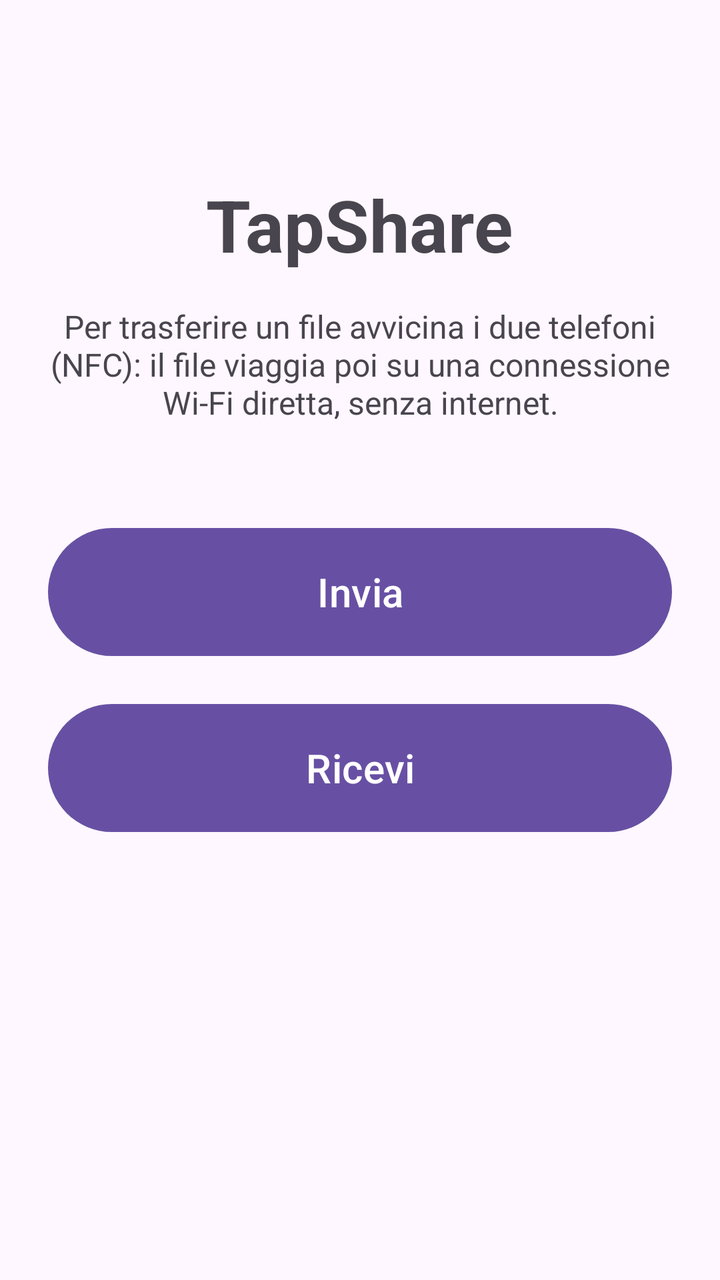
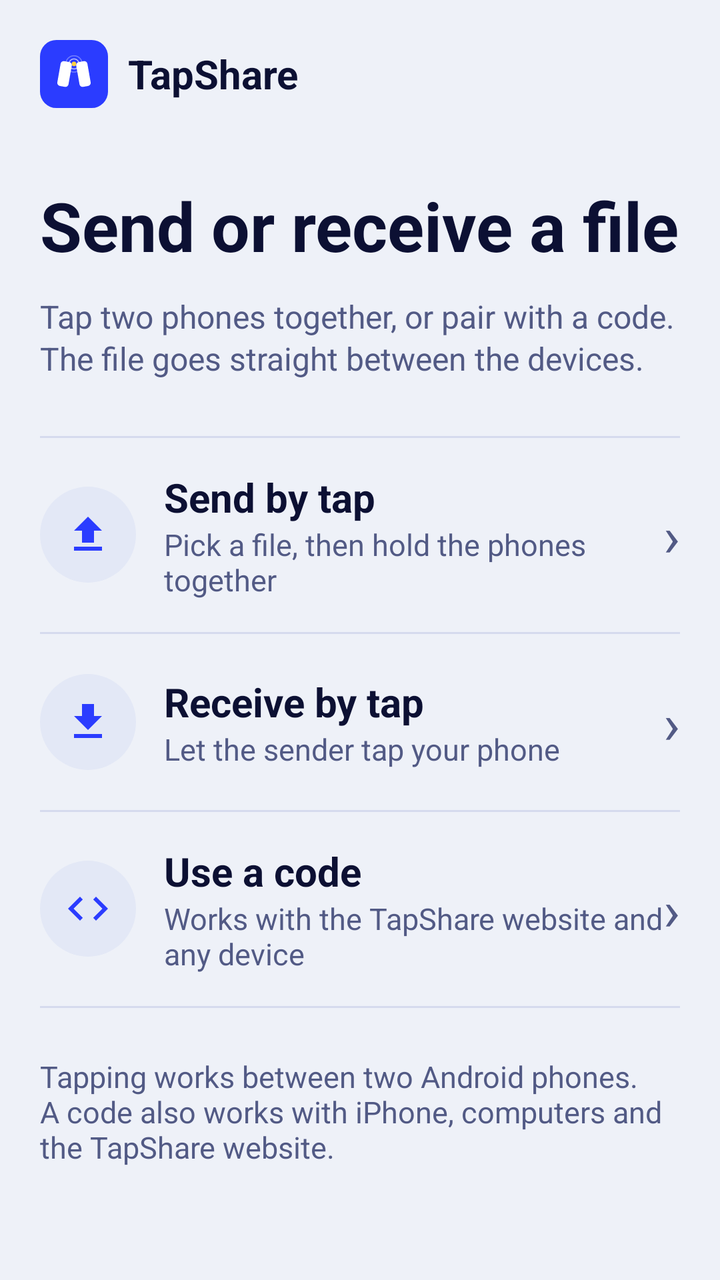

The first picture is an Android layout as it rendered before a commit; the second is the same layout after the commit. The layout source and the unified diff follow.
<!-- AndroidManifest.xml: application theme Theme.TapShare -->
<!-- res/layout/activity_main.xml -->
<?xml version="1.0" encoding="utf-8"?>
<FrameLayout xmlns:android="http://schemas.android.com/apk/res/android"
    android:layout_width="match_parent"
    android:layout_height="match_parent"
    android:fitsSystemWindows="true">

    <LinearLayout
        android:layout_width="match_parent"
        android:layout_height="match_parent"
        android:gravity="center_horizontal"
        android:orientation="vertical"
        android:padding="24dp">

        <TextView
            android:layout_width="wrap_content"
            android:layout_height="wrap_content"
            android:layout_marginTop="64dp"
            android:text="@string/app_name"
            android:textSize="36sp"
            android:textStyle="bold" />

        <TextView
            android:layout_width="match_parent"
            android:layout_height="wrap_content"
            android:layout_marginTop="16dp"
            android:gravity="center"
            android:text="@string/main_hint"
            android:textSize="16sp" />

        <Button
            android:id="@+id/btnSend"
            android:layout_width="match_parent"
            android:layout_height="72dp"
            android:layout_marginTop="48dp"
            android:text="@string/btn_send"
            android:textSize="20sp" />

        <Button
            android:id="@+id/btnReceive"
            android:layout_width="match_parent"
            android:layout_height="72dp"
            android:layout_marginTop="16dp"
            android:text="@string/btn_receive"
            android:textSize="20sp" />
    </LinearLayout>
</FrameLayout>
<!-- resources referenced by this layout -->
<resources>
  <string name="btn_receive">Ricevi</string>
  <string name="btn_send">Invia</string>
  <string name="main_hint">Per trasferire un file avvicina i due telefoni (NFC): il file viaggia poi su una connessione Wi-Fi diretta, senza internet.</string>
  <style name="Theme.TapShare" parent="Theme.Material3.DayNight.NoActionBar" />
  <!-- unchanged entries left out for length: 1 -->
</resources>

<!-- the commit's change to res/layout/activity_main.xml (unified diff, before → after) -->
@@ -1,46 +1,263 @@
 <?xml version="1.0" encoding="utf-8"?>
-<FrameLayout xmlns:android="http://schemas.android.com/apk/res/android"
+<ScrollView xmlns:android="http://schemas.android.com/apk/res/android"
     android:layout_width="match_parent"
     android:layout_height="match_parent"
+    android:fillViewport="true"
     android:fitsSystemWindows="true">
 
     <LinearLayout
         android:layout_width="match_parent"
-        android:layout_height="match_parent"
-        android:gravity="center_horizontal"
+        android:layout_height="wrap_content"
         android:orientation="vertical"
-        android:padding="24dp">
+        android:padding="20dp">
+
+        <LinearLayout
+            android:layout_width="match_parent"
+            android:layout_height="wrap_content"
+            android:gravity="center_vertical"
+            android:orientation="horizontal">
+
+            <ImageView
+                android:layout_width="34dp"
+                android:layout_height="34dp"
+                android:importantForAccessibility="no"
+                android:src="@drawable/ic_logo" />
+
+            <TextView
+                android:layout_width="wrap_content"
+                android:layout_height="wrap_content"
+                android:layout_marginStart="10dp"
+                android:text="@string/app_name"
+                android:textColor="@color/ink"
+                android:textSize="20sp"
+                android:textStyle="bold" />
+        </LinearLayout>
 
         <TextView
-            android:layout_width="wrap_content"
-            android:layout_height="wrap_content"
-            android:layout_marginTop="64dp"
-            android:text="@string/app_name"
-            android:textSize="36sp"
+            android:layout_width="match_parent"
+            android:layout_height="wrap_content"
+            android:layout_marginTop="36dp"
+            android:text="@string/main_title"
+            android:textColor="@color/ink"
+            android:textSize="34sp"
             android:textStyle="bold" />
 
         <TextView
             android:layout_width="match_parent"
             android:layout_height="wrap_content"
-            android:layout_marginTop="16dp"
-            android:gravity="center"
+            android:layout_marginTop="12dp"
+            android:lineSpacingMultiplier="1.1"
             android:text="@string/main_hint"
+            android:textColor="@color/muted"
             android:textSize="16sp" />
 
-        <Button
-            android:id="@+id/btnSend"
-            android:layout_width="match_parent"
-            android:layout_height="72dp"
-            android:layout_marginTop="48dp"
-            android:text="@string/btn_send"
-            android:textSize="20sp" />
-
-        <Button
-            android:id="@+id/btnReceive"
-            android:layout_width="match_parent"
-            android:layout_height="72dp"
-            android:layout_marginTop="16dp"
-            android:text="@string/btn_receive"
-            android:textSize="20sp" />
+        <LinearLayout
+            android:layout_width="match_parent"
+            android:layout_height="wrap_content"
+            android:layout_marginTop="28dp"
+            android:orientation="vertical">
+
+            <View
+                android:layout_width="match_parent"
+                android:layout_height="1dp"
+                android:background="@color/line" />
+
+            <LinearLayout
+                android:id="@+id/rowSend"
+                android:layout_width="match_parent"
+                android:layout_height="wrap_content"
+                android:background="?attr/selectableItemBackground"
+                android:clickable="true"
+                android:focusable="true"
+                android:gravity="center_vertical"
+                android:minHeight="88dp"
+                android:orientation="horizontal"
+                android:paddingVertical="16dp">
+
+                <FrameLayout
+                    android:layout_width="48dp"
+                    android:layout_height="48dp"
+                    android:layout_marginEnd="14dp"
+                    android:background="@drawable/bg_icon_circle">
+
+                    <ImageView
+                        android:layout_width="24dp"
+                        android:layout_height="24dp"
+                        android:layout_gravity="center"
+                        android:importantForAccessibility="no"
+                        android:src="@drawable/ic_upload"
+                        android:tint="@color/primary" />
+                </FrameLayout>
+
+                <LinearLayout
+                    android:layout_width="0dp"
+                    android:layout_height="wrap_content"
+                    android:layout_weight="1"
+                    android:orientation="vertical">
+
+                    <TextView
+                        android:layout_width="wrap_content"
+                        android:layout_height="wrap_content"
+                        android:text="@string/row_send"
+                        android:textColor="@color/ink"
+                        android:textSize="20sp"
+                        android:textStyle="bold" />
+
+                    <TextView
+                        android:layout_width="wrap_content"
+                        android:layout_height="wrap_content"
+                        android:text="@string/row_send_desc"
+                        android:textColor="@color/muted"
+                        android:textSize="15sp" />
+                </LinearLayout>
+
+                <TextView
+                    android:layout_width="wrap_content"
+                    android:layout_height="wrap_content"
+                    android:importantForAccessibility="no"
+                    android:text="›"
+                    android:textColor="@color/muted"
+                    android:textSize="28sp" />
+            </LinearLayout>
+
+            <View
+                android:layout_width="match_parent"
+                android:layout_height="1dp"
+                android:background="@color/line" />
+
+            <LinearLayout
+                android:id="@+id/rowReceive"
+                android:layout_width="match_parent"
+                android:layout_height="wrap_content"
+                android:background="?attr/selectableItemBackground"
+                android:clickable="true"
+                android:focusable="true"
+                android:gravity="center_vertical"
+                android:minHeight="88dp"
+                android:orientation="horizontal"
+                android:paddingVertical="16dp">
+
+                <FrameLayout
+                    android:layout_width="48dp"
+                    android:layout_height="48dp"
+                    android:layout_marginEnd="14dp"
+                    android:background="@drawable/bg_icon_circle">
+
+                    <ImageView
+                        android:layout_width="24dp"
+                        android:layout_height="24dp"
+                        android:layout_gravity="center"
+                        android:importantForAccessibility="no"
+                        android:src="@drawable/ic_download"
+                        android:tint="@color/primary" />
+                </FrameLayout>
+
+                <LinearLayout
+                    android:layout_width="0dp"
+                    android:layout_height="wrap_content"
+                    android:layout_weight="1"
+                    android:orientation="vertical">
+
+                    <TextView
+                        android:layout_width="wrap_content"
+                        android:layout_height="wrap_content"
+                        android:text="@string/row_receive"
+                        android:textColor="@color/ink"
+                        android:textSize="20sp"
+                        android:textStyle="bold" />
+
+                    <TextView
+                        android:layout_width="wrap_content"
+                        android:layout_height="wrap_content"
+                        android:text="@string/row_receive_desc"
+                        android:textColor="@color/muted"
+                        android:textSize="15sp" />
+                </LinearLayout>
+
+                <TextView
+                    android:layout_width="wrap_content"
+                    android:layout_height="wrap_content"
+                    android:importantForAccessibility="no"
+                    android:text="›"
+                    android:textColor="@color/muted"
+                    android:textSize="28sp" />
+            </LinearLayout>
+
+            <View
+                android:layout_width="match_parent"
+                android:layout_height="1dp"
+                android:background="@color/line" />
+
+            <LinearLayout
+                android:id="@+id/rowWeb"
+                android:layout_width="match_parent"
+                android:layout_height="wrap_content"
+                android:background="?attr/selectableItemBackground"
+                android:clickable="true"
+                android:focusable="true"
+                android:gravity="center_vertical"
+                android:minHeight="88dp"
+                android:orientation="horizontal"
+                android:paddingVertical="16dp">
+
+                <FrameLayout
+                    android:layout_width="48dp"
+                    android:layout_height="48dp"
+                    android:layout_marginEnd="14dp"
+                    android:background="@drawable/bg_icon_circle">
+
+                    <ImageView
+                        android:layout_width="24dp"
+                        android:layout_height="24dp"
+                        android:layout_gravity="center"
+                        android:importantForAccessibility="no"
+                        android:src="@drawable/ic_code"
+                        android:tint="@color/primary" />
+                </FrameLayout>
+
+                <LinearLayout
+                    android:layout_width="0dp"
+                    android:layout_height="wrap_content"
+                    android:layout_weight="1"
+                    android:orientation="vertical">
+
+                    <TextView
+                        android:layout_width="wrap_content"
+                        android:layout_height="wrap_content"
+                        android:text="@string/row_web"
+                        android:textColor="@color/ink"
+                        android:textSize="20sp"
+                        android:textStyle="bold" />
+
+                    <TextView
+                        android:layout_width="wrap_content"
+                        android:layout_height="wrap_content"
+                        android:text="@string/row_web_desc"
+                        android:textColor="@color/muted"
+                        android:textSize="15sp" />
+                </LinearLayout>
+
+                <TextView
+                    android:layout_width="wrap_content"
+                    android:layout_height="wrap_content"
+                    android:importantForAccessibility="no"
+                    android:text="›"
+                    android:textColor="@color/muted"
+                    android:textSize="28sp" />
+            </LinearLayout>
+
+            <View
+                android:layout_width="match_parent"
+                android:layout_height="1dp"
+                android:background="@color/line" />
+        </LinearLayout>
+
+        <TextView
+            android:layout_width="match_parent"
+            android:layout_height="wrap_content"
+            android:layout_marginTop="24dp"
+            android:text="@string/main_note"
+            android:textColor="@color/muted"
+            android:textSize="15sp" />
     </LinearLayout>
-</FrameLayout>
+</ScrollView>
<!-- resource entries referenced after the edit -->
@@ -1,9 +1,129 @@
 <!-- resources referenced by this layout -->
 <resources>
-  <string name="btn_receive">Ricevi</string>
-  <string name="btn_send">Invia</string>
-  <string name="main_hint">Per trasferire un file avvicina i due telefoni (NFC): il file viaggia poi su una connessione Wi-Fi diretta, senza internet.</string>
-  <style name="Theme.TapShare" parent="Theme.Material3.DayNight.NoActionBar" />
+  <color name="ink">#0C1033</color>
+  <color name="line">#D5DAEE</color>
+  <color name="muted">#525A85</color>
+  <color name="primary">#2B3CFF</color>
+  <!-- drawable bg_icon_circle (drawable) -->
+  <?xml version="1.0" encoding="utf-8"?>
+  <shape xmlns:android="http://schemas.android.com/apk/res/android" android:shape="oval">
+      <solid android:color="@color/surface2" />
+  </shape>
+  <!-- drawable ic_code (drawable) -->
+  <?xml version="1.0" encoding="utf-8"?>
+  <vector xmlns:android="http://schemas.android.com/apk/res/android"
+      android:width="24dp"
+      android:height="24dp"
+      android:viewportWidth="24"
+      android:viewportHeight="24">
+      <path
+          android:fillColor="#FF000000"
+          android:pathData="M9.4,16.6L4.8,12l4.6,-4.6L8,6l-6,6 6,6 1.4,-1.4zM14.6,16.6l4.6,-4.6 -4.6,-4.6L16,6l6,6 -6,6 -1.4,-1.4z" />
+  </vector>
+  <!-- drawable ic_download (drawable) -->
+  <?xml version="1.0" encoding="utf-8"?>
+  <vector xmlns:android="http://schemas.android.com/apk/res/android"
+      android:width="24dp"
+      android:height="24dp"
+      android:viewportWidth="24"
+      android:viewportHeight="24">
+      <path
+          android:fillColor="#FF000000"
+          android:pathData="M5,20h14v-2H5v2zM19,9h-4V3H9v6H5l7,7 7,-7z" />
+  </vector>
+  <!-- drawable ic_logo (drawable) -->
+  <?xml version="1.0" encoding="utf-8"?>
+  <vector xmlns:android="http://schemas.android.com/apk/res/android"
+      android:width="108dp"
+      android:height="108dp"
+      android:viewportWidth="108"
+      android:viewportHeight="108">
+      <path
+          android:fillColor="#2B3CFF"
+          android:pathData="M26,0h56a26,26 0 0 1 26,26v56a26,26 0 0 1 -26,26h-56a26,26 0 0 1 -26,-26v-56a26,26 0 0 1 26,-26z" />
+      <group
+          android:pivotX="39"
+          android:pivotY="54"
+          android:rotation="10">
+          <path
+              android:fillColor="#FFFFFF"
+              android:pathData="M35,34h8a5,5 0 0 1 5,5v30a5,5 0 0 1 -5,5h-8a5,5 0 0 1 -5,-5v-30a5,5 0 0 1 5,-5z" />
+      </group>
+      <group
+          android:pivotX="69"
+          android:pivotY="54"
+          android:rotation="-10">
+          <path
+              android:fillColor="#FFFFFF"
+              android:pathData="M65,34h8a5,5 0 0 1 5,5v30a5,5 0 0 1 -5,5h-8a5,5 0 0 1 -5,-5v-30a5,5 0 0 1 5,-5z" />
+      </group>
+      <path
+          android:fillColor="#00000000"
+          android:pathData="M41,38a13,13 0 1 0 26,0a13,13 0 1 0 -26,0"
+          android:strokeAlpha="0.35"
+          android:strokeColor="#FFFFFF"
+          android:strokeWidth="1.6" />
+      <path
+          android:fillColor="#00000000"
+          android:pathData="M46,38a8,8 0 1 0 16,0a8,8 0 1 0 -16,0"
+          android:strokeAlpha="0.7"
+          android:strokeColor="#FFFFFF"
+          android:strokeWidth="1.6" />
+      <path
+          android:fillColor="#FFD23F"
+          android:pathData="M50.4,38a3.6,3.6 0 1 0 7.2,0a3.6,3.6 0 1 0 -7.2,0" />
+  </vector>
+  <!-- drawable ic_upload (drawable) -->
+  <?xml version="1.0" encoding="utf-8"?>
+  <vector xmlns:android="http://schemas.android.com/apk/res/android"
+      android:width="24dp"
+      android:height="24dp"
+      android:viewportWidth="24"
+      android:viewportHeight="24">
+      <path
+          android:fillColor="#FF000000"
+          android:pathData="M9,16h6v-6h4l-7,-7 -7,7h4zM5,18h14v2H5z" />
+  </vector>
+  <string name="main_hint">Tap two phones together, or pair with a code. The file goes straight between the devices.</string>
+  <string name="main_note">Tapping works between two Android phones. A code also works with iPhone, computers and the TapShare website.</string>
+  <string name="main_title">Send or receive a file</string>
+  <string name="row_receive">Receive by tap</string>
+  <string name="row_receive_desc">Let the sender tap your phone</string>
+  <string name="row_send">Send by tap</string>
+  <string name="row_send_desc">Pick a file, then hold the phones together</string>
+  <string name="row_web">Use a code</string>
+  <string name="row_web_desc">Works with the TapShare website and any device</string>
+  <style name="Theme.TapShare" parent="Theme.Material3.DayNight.NoActionBar">
+          <item name="colorPrimary">@color/primary</item>
+          <item name="colorOnPrimary">@color/on_primary</item>
+          <item name="colorSecondaryContainer">@color/surface2</item>
+          <item name="colorOnSecondaryContainer">@color/ink</item>
+          <item name="colorSurface">@color/surface</item>
+          <item name="colorOnSurface">@color/ink</item>
+          <item name="colorOnSurfaceVariant">@color/muted</item>
+          <item name="colorOutline">@color/line</item>
+          <item name="android:colorBackground">@color/bg</item>
+          <item name="android:windowBackground">@color/bg</item>
+          <item name="android:statusBarColor">@android:color/transparent</item>
+          <item name="android:navigationBarColor">@android:color/transparent</item>
+          <item name="android:windowLightStatusBar">@bool/light_bars</item>
+          <item name="android:windowLightNavigationBar">@bool/light_bars</item>
+          <item name="materialButtonStyle">@style/Widget.TapShare.Button</item>
+      </style>
+  <color name="surface2">#E3E8F6</color>
+  <color name="on_primary">#FFFFFF</color>
+  <color name="surface">#FFFFFF</color>
+  <color name="bg">#EEF1F8</color>
+  <style name="Widget.TapShare.Button" parent="Widget.Material3.Button">
+          <item name="android:minHeight">52dp</item>
+          <item name="android:insetTop">0dp</item>
+          <item name="android:insetBottom">0dp</item>
+          <item name="android:textSize">16sp</item>
+          <item name="android:textStyle">bold</item>
+          <item name="android:textAllCaps">false</item>
+          <item name="android:letterSpacing">0</item>
+          <item name="cornerRadius">26dp</item>
+      </style>
   <!-- unchanged entries left out for length: 1 -->
 </resources>
 
